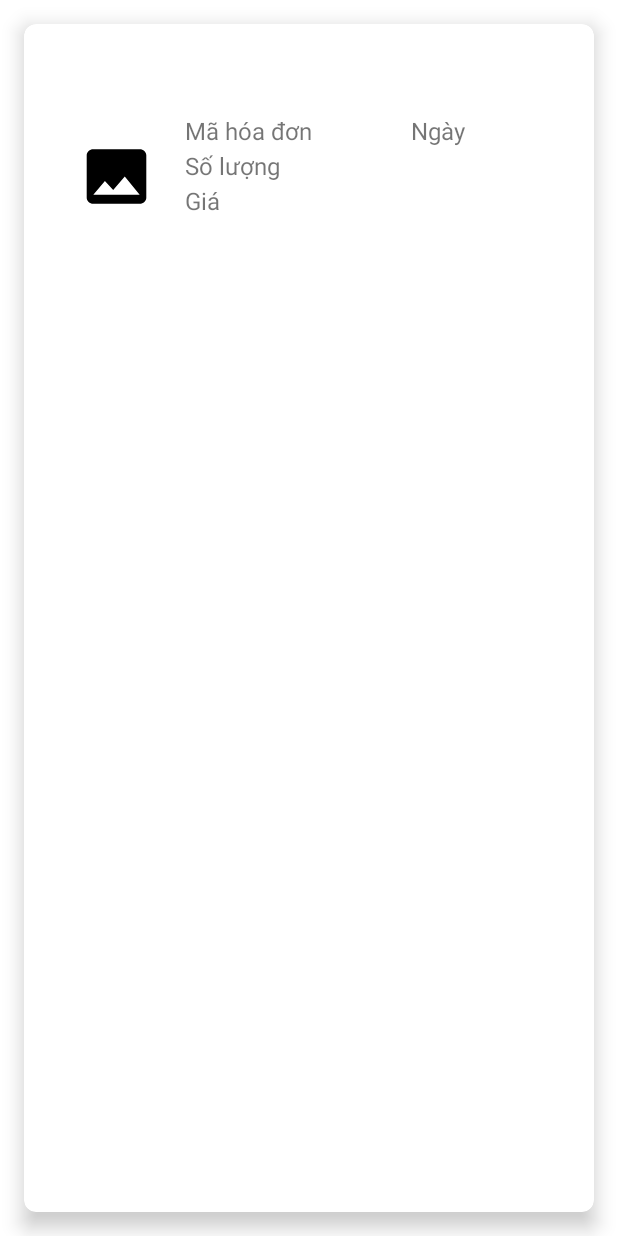
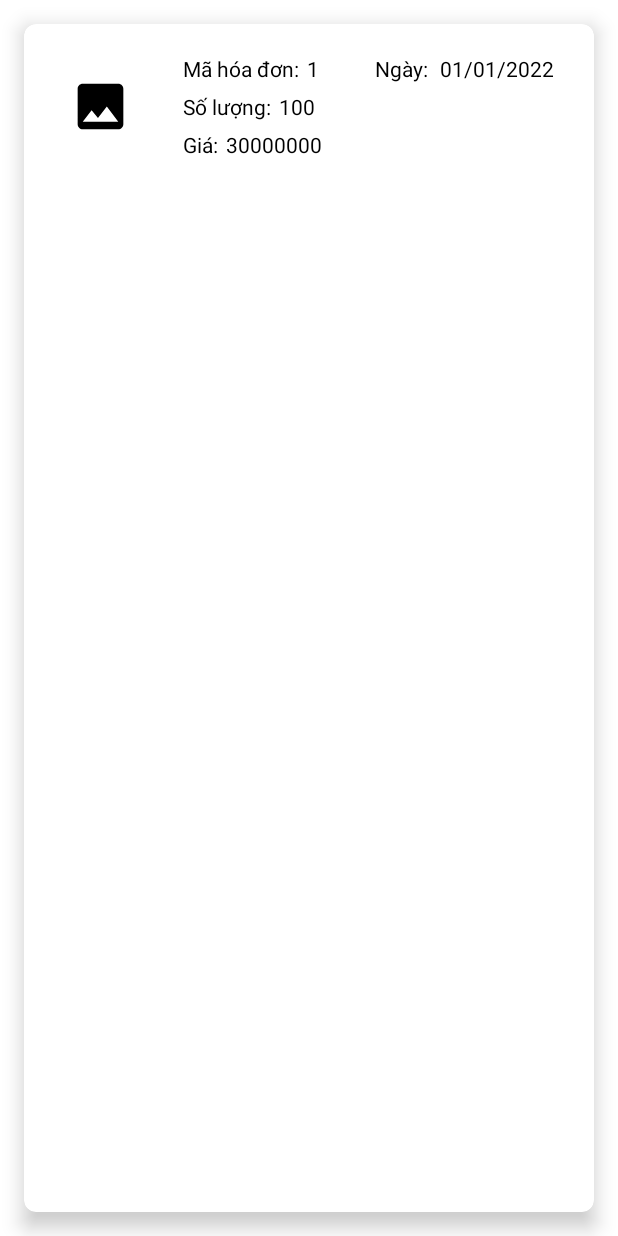
Before and after one commit to tonynhox/duan1, an Android app: the layout item_lichsudonhang.xml on its own in the app's theme, with its tools: preview values and no code run, on a phone screen of 412 x 824 dp. Run offline under Robolectric (Android 15) with nearby library versions, the phone set to English and light mode, and no system bars.

Commit message:
giao dien

```diff
--- a/duan1/app/src/main/res/layout/item_lichsudonhang.xml
+++ b/duan1/app/src/main/res/layout/item_lichsudonhang.xml
@@ -14,90 +14,109 @@
 
         <ImageView
             android:id="@+id/imageView2"
-            android:layout_width="91dp"
-            android:layout_height="83dp"
+            android:layout_width="70dp"
+            android:layout_height="70dp"
             android:layout_marginStart="16dp"
-            android:layout_marginTop="60dp"
+            android:layout_marginTop="20dp"
             android:background="@drawable/ic_image_foreground"
             app:layout_constraintStart_toStartOf="parent"
             app:layout_constraintTop_toTopOf="parent" />
 
         <TextView
             android:id="@+id/txtTenSP"
-            android:layout_width="89dp"
-            android:layout_height="23dp"
-            android:text="Số lượng"
-            android:textSize="16dp"
+            android:layout_width="wrap_content"
+            android:layout_height="25dp"
+            android:layout_marginStart="20dp"
+            android:text="Số lượng:"
+            android:textColor="@color/black"
+
+            android:textSize="14dp"
             app:layout_constraintStart_toEndOf="@+id/imageView2"
             app:layout_constraintTop_toBottomOf="@+id/txtGiaSP" />
 
         <TextView
             android:id="@+id/txtMaHoaDon"
-            android:layout_width="61dp"
-            android:layout_height="23dp"
-            android:layout_marginTop="60dp"
-            android:text=""
-            android:textSize="16dp"
-            app:layout_constraintStart_toEndOf="@+id/txtTenSP"
+            android:layout_width="wrap_content"
+            android:layout_height="25dp"
+            android:layout_marginStart="5dp"
+            android:layout_marginTop="20dp"
+            android:textColor="@color/black"
+
+            android:text="1"
+            android:textSize="14sp"
+            app:layout_constraintStart_toEndOf="@+id/txtGiaSP"
             app:layout_constraintTop_toTopOf="parent" />
 
         <TextView
             android:id="@+id/GiaSP"
             android:layout_width="180dp"
-            android:layout_height="23dp"
-            android:text=""
-            android:textSize="18dp"
+            android:layout_height="25dp"
+            android:layout_marginStart="5dp"
+            android:textColor="@color/black"
+
+            android:text="30000000"
+            android:textSize="14dp"
             app:layout_constraintStart_toEndOf="@+id/textView21"
             app:layout_constraintTop_toBottomOf="@+id/txtSoLuongSP" />
 
         <TextView
             android:id="@+id/txtNgayMua"
-            android:layout_width="66dp"
+            android:layout_width="90dp"
             android:layout_height="23dp"
-            android:layout_marginTop="60dp"
-            android:text=""
-            android:textSize="18dp"
+            android:layout_marginStart="8dp"
+            android:layout_marginTop="20dp"
+            android:textColor="@color/black"
+
+            android:text="01/01/2022"
+            android:textSize="14dp"
             app:layout_constraintStart_toEndOf="@+id/txtChiTiet"
             app:layout_constraintTop_toTopOf="parent" />
 
         <TextView
             android:id="@+id/txtSoLuongSP"
-            android:layout_width="180dp"
-            android:layout_height="23dp"
-            android:layout_marginStart="2dp"
-            android:text=""
-            android:textSize="18dp"
-            app:layout_constraintEnd_toEndOf="parent"
-            app:layout_constraintHorizontal_bias="0.0"
-            app:layout_constraintStart_toEndOf="@+id/txtGiaSP"
+            android:layout_width="wrap_content"
+            android:layout_height="25dp"
+            android:layout_marginStart="5dp"
+            android:textColor="@color/black"
+
+            android:text="100"
+            android:textSize="14dp"
+            app:layout_constraintStart_toEndOf="@+id/txtTenSP"
             app:layout_constraintTop_toBottomOf="@+id/txtMaHoaDon" />
 
         <TextView
             android:id="@+id/textView21"
-            android:layout_width="91dp"
-            android:layout_height="23dp"
-            android:text="Giá"
-            android:textSize="16dp"
+            android:layout_width="wrap_content"
+            android:layout_height="25dp"
+            android:layout_marginStart="20dp"
+            android:textColor="@color/black"
+
+            android:text="Giá:"
+            android:textSize="14dp"
             app:layout_constraintStart_toEndOf="@+id/imageView2"
             app:layout_constraintTop_toBottomOf="@+id/txtTenSP" />
 
         <TextView
             android:id="@+id/txtChiTiet"
-            android:layout_width="55dp"
-            android:layout_height="23dp"
-            android:layout_marginTop="60dp"
-            android:text="Ngày"
-            android:textSize="16dp"
-            app:layout_constraintStart_toEndOf="@+id/txtMaHoaDon"
+            android:layout_width="wrap_content"
+            android:layout_height="25dp"
+            android:layout_marginStart="45dp"
+            android:layout_marginTop="20dp"
+            android:text="Ngày:"
+            android:textColor="@color/black"
+            android:textSize="14sp"
+            app:layout_constraintStart_toStartOf="@+id/txtMaHoaDon"
             app:layout_constraintTop_toTopOf="parent" />
 
         <TextView
             android:id="@+id/txtGiaSP"
-            android:layout_width="89dp"
-            android:layout_height="23dp"
-            android:layout_marginTop="60dp"
-            android:text="Mã hóa đơn"
-            android:textSize="16dp"
+            android:layout_width="wrap_content"
+            android:layout_height="25dp"
+            android:layout_marginStart="20dp"
+            android:layout_marginTop="20dp"
+            android:textColor="@color/black"
+            android:text="Mã hóa đơn:"
+            android:textSize="14dp"
             app:layout_constraintStart_toEndOf="@+id/imageView2"
             app:layout_constraintTop_toTopOf="parent" />
     </androidx.constraintlayout.widget.ConstraintLayout>
--- a/duan1/app/src/main/res/layout/item_samsung.xml
+++ b/duan1/app/src/main/res/layout/item_samsung.xml
@@ -25,7 +25,7 @@
             android:layout_height="28dp"
             android:layout_marginTop="16dp"
             android:text="SamSung"
-            android:textSize="15dp"
+            android:textSize="16dp"
             app:layout_constraintEnd_toEndOf="parent"
             app:layout_constraintHorizontal_bias="0.0"
             app:layout_constraintStart_toEndOf="@+id/imageView2"
@@ -35,7 +35,7 @@
             android:layout_width="203dp"
             android:layout_height="30dp"
             android:text="Xem chi tiết"
-            android:textSize="14dp"
+            android:textSize="16dp"
             app:layout_constraintStart_toEndOf="@+id/imageView2"
             app:layout_constraintTop_toBottomOf="@+id/txtGiaSP" />
 
@@ -51,7 +51,7 @@
             android:layout_width="257dp"
             android:layout_height="26dp"
             android:text="400.000.000"
-            android:textSize="14dp"
+            android:textSize="16dp"
             app:layout_constraintEnd_toEndOf="parent"
             app:layout_constraintHorizontal_bias="0.0"
             app:layout_constraintStart_toEndOf="@+id/imageView2"
```
Also changed, not shown: duan1/app/src/main/res/layout/fragment_trangthaidonhang.xml (+28 -61 lines), duan1/app/src/main/res/layout/item_iphone_admin.xml (deleted, +0 -51 lines), duan1/app/src/main/res/layout/item_trangthaidonhang.xml (+17 -7 lines), duan1/app/src/main/res/layout/toolbar.xml (+5 -5 lines).
